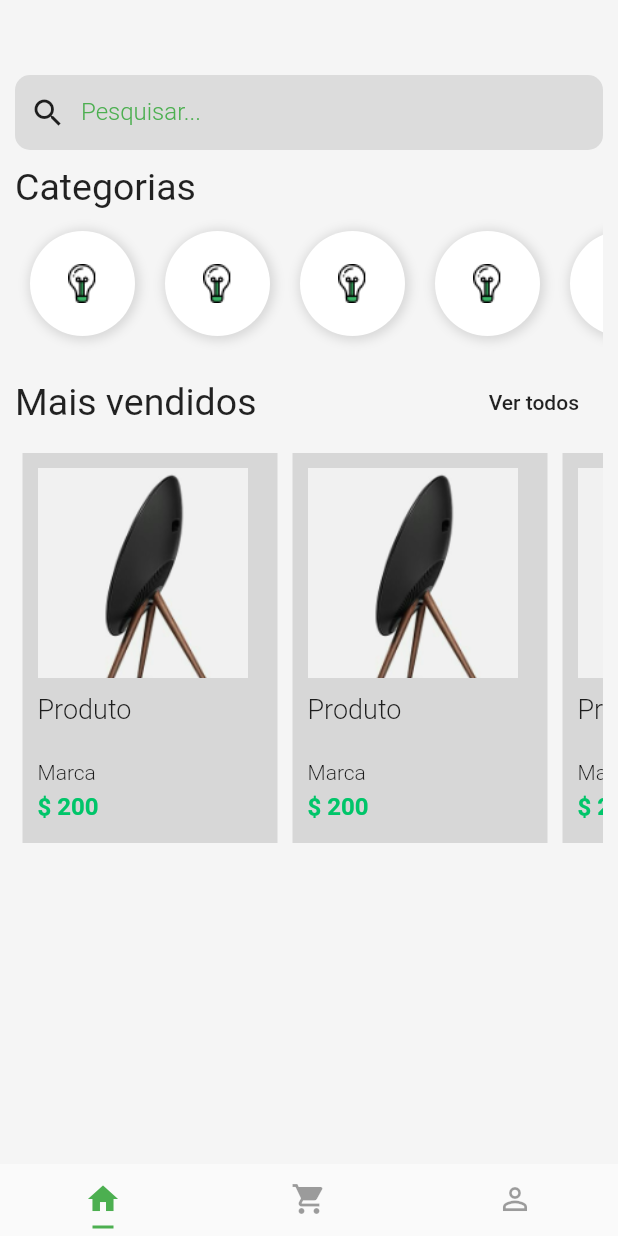
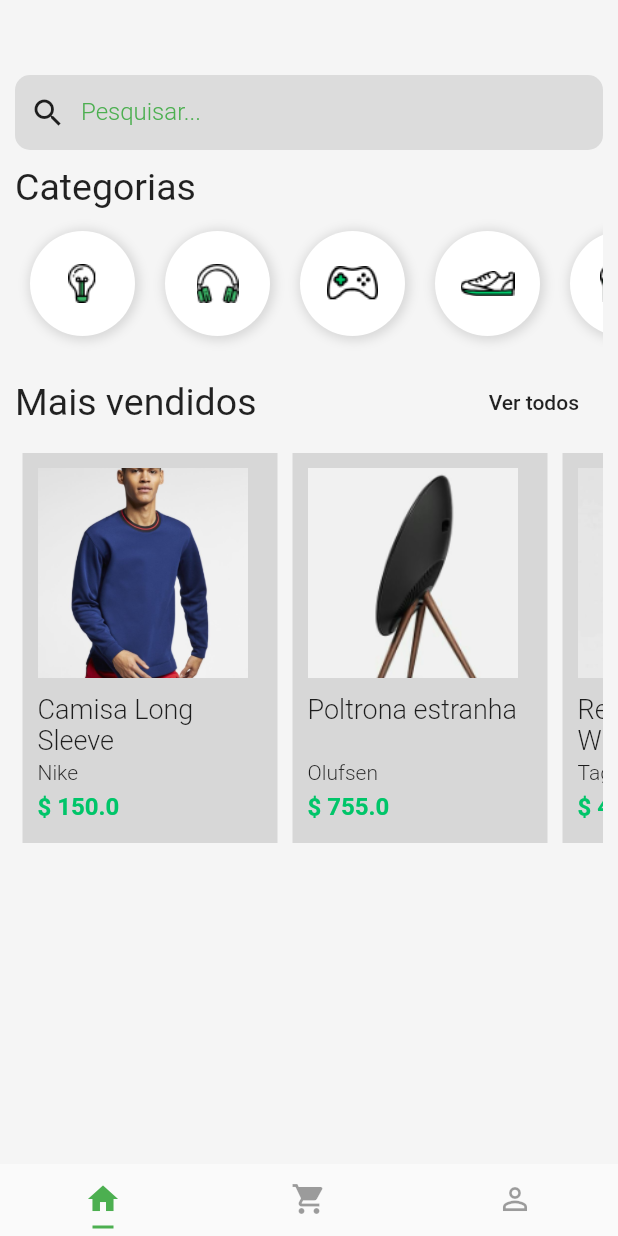
Before and after one commit to josediegopassos/flutter-layout, a Flutter app: the screen it shows after launch, on a phone screen of 412 x 824 dp. Run offline on Flutter 3.47's test engine with Material 2 defaults, Android fonts, the phone set to English and light mode, and no system bars.

Commit message:
Criando Widgets

```diff
--- a/lib/pages/home.page.dart
+++ b/lib/pages/home.page.dart
@@ -1,5 +1,7 @@
 import 'package:flutter/material.dart';
-import 'package:shopping/pages/product.page.dart';
+import 'package:shopping/widgets/category/category-list.widget.dart';
+import 'package:shopping/widgets/product/product-list.widget.dart';
+import 'package:shopping/widgets/search-box.widget.dart';
 
 class HomePage extends StatelessWidget {
   @override
@@ -14,7 +16,7 @@ class HomePage extends StatelessWidget {
             SizedBox(
               height: 40,
             ),
-            search(),
+            SearchBox(),
             SizedBox(
               height: 10,
             ),
@@ -29,7 +31,7 @@ class HomePage extends StatelessWidget {
             ),
             Container(
               height: 90,
-              child: categoryList(),
+              child: CategoryList(),
             ),
             SizedBox(
               height: 10,
@@ -54,7 +56,9 @@ class HomePage extends StatelessWidget {
             ),
             Container(
               height: 270,
-              child: productList(context),
+              child: ProductList(
+                scrollDirection: Axis.horizontal,
+              ),
             ),
           ],
         ),
@@ -62,169 +66,3 @@ class HomePage extends StatelessWidget {
     );
   }
 }
-
-Widget search() {
-  return Container(
-    height: 50,
-    padding: EdgeInsets.only(
-      left: 10,
-    ),
-    decoration: BoxDecoration(
-      color: Colors.black.withOpacity(0.1),
-      borderRadius: BorderRadius.all(
-        Radius.circular(10),
-      ),
-    ),
-    child: Row(
-      children: <Widget>[
-        Icon(Icons.search),
-        Container(
-          width: 250,
-          padding: EdgeInsets.only(
-            left: 10,
-          ),
-          child: TextFormField(
-            //autofocus: true,
-            keyboardType: TextInputType.text,
-            decoration: InputDecoration(
-              border: InputBorder.none,
-              labelText: "Pesquisar...",
-              labelStyle: TextStyle(
-                color: Colors.green,
-                fontWeight: FontWeight.w300,
-                fontSize: 16,
-              ),
-            ),
-            style: TextStyle(
-              fontSize: 20,
-              color: Colors.green,
-            ),
-          ),
-        ),
-      ],
-    ),
-  );
-}
-
-Widget categoryList() {
-  return Container(
-    child: ListView(
-      scrollDirection: Axis.horizontal,
-      children: <Widget>[
-        categoryItem(),
-        categoryItem(),
-        categoryItem(),
-        categoryItem(),
-        categoryItem(),
-        categoryItem(),
-        categoryItem(),
-      ],
-    ),
-  );
-}
-
-Widget categoryItem() {
-  return Container(
-    width: 70,
-    height: 70,
-    margin: EdgeInsets.all(10),
-    padding: EdgeInsets.all(10),
-    decoration: BoxDecoration(
-      color: Colors.white,
-      boxShadow: [
-        new BoxShadow(
-          color: Colors.black12,
-          offset: new Offset(1, 1),
-          blurRadius: 5,
-          spreadRadius: 2,
-        )
-      ],
-      borderRadius: BorderRadius.all(
-        Radius.circular(64),
-      ),
-    ),
-    child: Image.asset("assets/Icon_Devices.png"),
-  );
-}
-
-Widget productList(BuildContext context) {
-  return Container(
-    child: ListView(
-      scrollDirection: Axis.horizontal,
-      children: <Widget>[
-        productItem(context),
-        productItem(context),
-        productItem(context),
-        productItem(context),
-        productItem(context),
-        productItem(context),
-        productItem(context),
-        productItem(context),
-      ],
-    ),
-  );
-}
-
-Widget productItem(BuildContext context) {
-  return Container(
-    padding: EdgeInsets.all(10),
-    margin: EdgeInsets.all(5),
-    width: 170,
-    color: Colors.black12,
-    child: Column(
-      crossAxisAlignment: CrossAxisAlignment.start,
-      children: <Widget>[
-        GestureDetector(
-          onTap: () {
-            Navigator.push(
-              context,
-              MaterialPageRoute(
-                builder: (context) => ProductPage(),
-              ),
-            );
-          },
-          child: Image.asset(
-            "assets/product-1.png",
-            width: 140,
-            height: 140,
-            fit: BoxFit.cover,
-          ),
-        ),
-        SizedBox(
-          height: 10,
-        ),
-        Container(
-          height: 40,
-          child: Text(
-            "Produto",
-            style: TextStyle(
-              fontSize: 18,
-              fontWeight: FontWeight.w300,
-            ),
-          ),
-        ),
-        SizedBox(
-          height: 5,
-        ),
-        Text(
-          "Marca",
-          style: TextStyle(
-            fontSize: 14,
-            fontWeight: FontWeight.w300,
-          ),
-        ),
-        SizedBox(
-          height: 5,
-        ),
-        Text(
-          "\$ 200",
-          style: TextStyle(
-            fontSize: 16,
-            fontWeight: FontWeight.bold,
-            color: Color(0xFF00C569),
-          ),
-        ),
-      ],
-    ),
-  );
-}
--- a/lib/pages/product.page.dart
+++ b/lib/pages/product.page.dart
@@ -1,6 +1,18 @@
 import 'package:flutter/material.dart';
 
 class ProductPage extends StatelessWidget {
+  final String image;
+  final String title;
+  final String description;
+  final double price;
+
+  ProductPage({
+    @required this.image,
+    @required this.title,
+    @required this.description,
+    @required this.price,
+  });
+
   @override
   Widget build(BuildContext context) {
     return Scaffold(
@@ -16,7 +28,7 @@ class ProductPage extends StatelessWidget {
               flexibleSpace: FlexibleSpaceBar(
                 centerTitle: true,
                 background: Image.asset(
-                  "assets/product-10.png",
+                  image,
                   width: double.infinity,
                   fit: BoxFit.fitWidth,
                 ),
@@ -32,16 +44,16 @@ class ProductPage extends StatelessWidget {
                 right: 10,
               ),
               child: Text(
-                "Meu modelo",
+                title,
                 style: TextStyle(
-                  fontSize: 16,
+                  fontSize: 24,
                   fontWeight: FontWeight.bold,
                 ),
               ),
             ),
             Padding(
               padding: EdgeInsets.all(10),
-              child: Text("Marca"),
+              child: Text(description),
             ),
             Padding(
               padding: EdgeInsets.all(10),
--- /dev/null
+++ b/lib/widgets/category/category-item.widget.dart
@@ -0,0 +1,33 @@
+import 'package:flutter/foundation.dart';
+import 'package:flutter/material.dart';
+
+class CategoryItem extends StatelessWidget {
+  final String image;
+
+  CategoryItem({@required this.image});
+
+  @override
+  Widget build(BuildContext context) {
+    return Container(
+      width: 70,
+      height: 70,
+      margin: EdgeInsets.all(10),
+      padding: EdgeInsets.all(10),
+      decoration: BoxDecoration(
+        color: Colors.white,
+        boxShadow: [
+          new BoxShadow(
+            color: Colors.black12,
+            offset: new Offset(1, 1),
+            blurRadius: 5,
+            spreadRadius: 2,
+          )
+        ],
+        borderRadius: BorderRadius.all(
+          Radius.circular(64),
+        ),
+      ),
+      child: Image.asset(image),
+    );
+  }
+}
--- /dev/null
+++ b/lib/widgets/category/category-list.widget.dart
@@ -0,0 +1,21 @@
+import 'package:flutter/material.dart';
+
+import 'category-item.widget.dart';
+
+class CategoryList extends StatelessWidget {
+  @override
+  Widget build(BuildContext context) {
+    return Container(
+      child: ListView(
+        scrollDirection: Axis.horizontal,
+        children: <Widget>[
+          CategoryItem(image: "assets/Icon_Devices.png"),
+          CategoryItem(image: "assets/Icon_Gadgets.png"),
+          CategoryItem(image: "assets/Icon_Gaming.png"),
+          CategoryItem(image: "assets/Icon_Mens_Shoe.png"),
+          CategoryItem(image: "assets/Icon_Womens_Shoe.png"),
+        ],
+      ),
+    );
+  }
+}
--- /dev/null
+++ b/lib/widgets/product/product-card.widget.dart
@@ -0,0 +1,86 @@
+import 'package:flutter/material.dart';
+import 'package:shopping/pages/product.page.dart';
+
+class ProductCard extends StatelessWidget {
+  final String image;
+  final String title;
+  final String description;
+  final double price;
+
+  ProductCard({
+    @required this.image,
+    @required this.title,
+    @required this.description,
+    @required this.price,
+  });
+
+  @override
+  Widget build(BuildContext context) {
+    return Container(
+      padding: EdgeInsets.all(10),
+      margin: EdgeInsets.all(5),
+      width: 170,
+      color: Colors.black12,
+      child: Column(
+        crossAxisAlignment: CrossAxisAlignment.start,
+        children: <Widget>[
+          GestureDetector(
+            onTap: () {
+              Navigator.push(
+                context,
+                MaterialPageRoute(
+                  builder: (context) => ProductPage(
+                    title: title,
+                    description: description,
+                    image: image,
+                    price: price,
+                  ),
+                ),
+              );
+            },
+            child: Image.asset(
+              image,
+              width: 140,
+              height: 140,
+              fit: BoxFit.cover,
+            ),
+          ),
+          SizedBox(
+            height: 10,
+          ),
+          Container(
+            height: 40,
+            child: Text(
+              title,
+              style: TextStyle(
+                fontSize: 18,
+                fontWeight: FontWeight.w300,
+              ),
+            ),
+          ),
+          SizedBox(
+            height: 5,
+          ),
+          Text(
+            description,
+            style: TextStyle(
+              fontSize: 14,
+              fontWeight: FontWeight.w300,
+            ),
+          ),
+          SizedBox(
+            height: 5,
+          ),
+          Text(
+            "\$ $price",
+            style: TextStyle(
+              fontSize: 16,
+              fontWeight: FontWeight.bold,
+              color: Color(0xFF00C569),
+            ),
+          ),
+        ],
+      ),
+    );
+  }
+}
--- /dev/null
+++ b/lib/widgets/product/product-list.widget.dart
@@ -0,0 +1,49 @@
+import 'package:flutter/material.dart';
+import 'package:shopping/widgets/product/product-card.widget.dart';
+
+class ProductList extends StatelessWidget {
+  final Axis scrollDirection;
+
+  ProductList({@required this.scrollDirection});
+
+  @override
+  Widget build(BuildContext context) {
+    return Container(
+      child: ListView(
+        scrollDirection: scrollDirection,
+        children: <Widget>[
+          ProductCard(
+            title: "Camisa Long Sleeve",
+            description: "Nike",
+            image: "assets/product-10.png",
+            price: 150,
+          ),
+          ProductCard(
+            title: "Poltrona estranha",
+            description: "Olufsen",
+            image: "assets/product-1.png",
+            price: 755,
+          ),
+          ProductCard(
+            title: "Relógio Wristwatch",
+            description: "Tag Heuer",
+            image: "assets/product-2.png",
+            price: 450,
+          ),
+          ProductCard(
+            title: "Bluetooth Speaker",
+            description: "Google Inc.",
+            image: "assets/product-3.png",
+            price: 900,
+          ),
+          ProductCard(
+            title: "Smart Luggage",
+            description: "Smart Inc.",
+            image: "assets/product-4.png",
+            price: 1000,
+          ),
+        ],
+      ),
+    );
+  }
+}
--- /dev/null
+++ b/lib/widgets/search-box.widget.dart
@@ -0,0 +1,47 @@
+import 'package:flutter/material.dart';
+
+class SearchBox extends StatelessWidget {
+  @override
+  Widget build(BuildContext context) {
+    return Container(
+      height: 50,
+      padding: EdgeInsets.only(
+        left: 10,
+      ),
+      decoration: BoxDecoration(
+        color: Colors.black.withOpacity(0.1),
+        borderRadius: BorderRadius.all(
+          Radius.circular(10),
+        ),
+      ),
+      child: Row(
+        children: <Widget>[
+          Icon(Icons.search),
+          Container(
+            width: 250,
+            padding: EdgeInsets.only(
+              left: 10,
+            ),
+            child: TextFormField(
+              //autofocus: true,
+              keyboardType: TextInputType.text,
+              decoration: InputDecoration(
+                border: InputBorder.none,
+                labelText: "Pesquisar...",
+                labelStyle: TextStyle(
+                  color: Colors.green,
+                  fontWeight: FontWeight.w300,
+                  fontSize: 16,
+                ),
+              ),
+              style: TextStyle(
+                fontSize: 20,
+                color: Colors.green,
+              ),
+            ),
+          ),
+        ],
+      ),
+    );
+  }
+}
```
